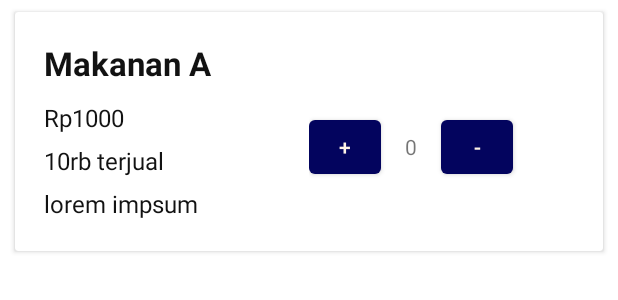
After one commit to leoniantoinette/majika, an Android app: the layout menu_item.xml on its own in the app's theme, with its tools: preview values and no code run, on a phone screen of 412 x 824 dp. The commit adds this screen. Shown: the top 300 px of the screen. Run offline under Robolectric (Android 15) with nearby library versions, the phone set to English and light mode, and no system bars; network calls fail.

Commit message:
add menu fragment, menu adapter, search and filter, responsiveness

```diff
--- a/app/src/main/java/com/example/majika/retrofit/data/DataListMenu.kt
+++ b/app/src/main/java/com/example/majika/retrofit/data/DataListMenu.kt
@@ -3,6 +3,6 @@ package com.example.majika.retrofit.data
 import com.google.gson.annotations.SerializedName
 
 data class DataListMenu (
-    @SerializedName("data") val data: List<DataMenu>,
+    @SerializedName("data") val data: ArrayList<DataMenu>,
     @SerializedName("size") val size: Int?
 )
--- a/app/src/main/java/com/example/majika/retrofit/data/DataMenu.kt
+++ b/app/src/main/java/com/example/majika/retrofit/data/DataMenu.kt
@@ -8,5 +8,6 @@ data class DataMenu (
     @SerializedName("currency") val currency: String,
     @SerializedName("price") val price: Double,
     @SerializedName("sold") val sold: Int,
-    @SerializedName("type") val type: String
-)
+    @SerializedName("type") val type: String,
+    @SerializedName("count") var count: Int,
+    )
--- /dev/null
+++ b/app/src/main/res/layout/menu_item.xml
@@ -0,0 +1,95 @@
+<?xml version="1.0" encoding="utf-8"?>
+<LinearLayout xmlns:android="http://schemas.android.com/apk/res/android"
+    android:layout_width="match_parent"
+    android:layout_height="wrap_content"
+    android:orientation="vertical">
+
+    <androidx.cardview.widget.CardView
+        android:id="@+id/cardList"
+        android:layout_width="match_parent"
+        android:layout_height="wrap_content"
+        android:layout_marginLeft="10dp"
+        android:layout_marginTop="8dp"
+        android:layout_marginRight="10dp"
+        android:layout_marginBottom="4dp">
+        <LinearLayout
+            android:layout_width="match_parent"
+            android:layout_height="wrap_content"
+            android:orientation="horizontal"
+            android:padding="16dp"
+            android:layout_marginLeft="180dp"
+            android:layout_marginTop="50dp"
+            android:layout_gravity="right">
+
+            <Button
+                android:id="@+id/incBtn"
+                android:layout_width="48dp"
+                android:layout_height="48dp"
+                android:text="+" />
+
+            <TextView
+                android:id="@+id/quantity"
+                android:layout_width="wrap_content"
+                android:layout_height="wrap_content"
+                android:paddingHorizontal="16dp"
+                android:text="0"/>
+
+            <Button
+                android:id="@+id/decBtn"
+                android:layout_width="48dp"
+                android:layout_height="48dp"
+                android:text="-" />
+        </LinearLayout>
+        <LinearLayout
+            android:layout_width="match_parent"
+            android:layout_height="wrap_content"
+            android:orientation="vertical"
+            android:padding="16dp">
+
+            <TextView
+                android:id="@+id/namaMakanan"
+                android:layout_width="match_parent"
+                android:layout_height="40dp"
+                android:padding="3dp"
+                android:text="Makanan A"
+                android:textAppearance="?android:attr/textAppearanceLarge"
+                android:textColor="#121212"
+                android:textStyle="bold" />
+
+            <TextView
+                android:id="@+id/price"
+                android:layout_width="match_parent"
+                android:layout_height="wrap_content"
+                android:padding="3dp"
+                android:text="Rp1000"
+                android:textAppearance="?android:attr/textAppearanceMedium"
+                android:textColor="#121212"
+                android:textSize="16sp" />
+
+            <TextView
+                android:id="@+id/sold"
+                android:layout_width="match_parent"
+                android:layout_height="wrap_content"
+                android:padding="3dp"
+                android:text="10rb terjual"
+                android:textAppearance="?android:attr/textAppearanceMedium"
+                android:textColor="#121212"
+                android:textSize="16sp" />
+
+
+            <TextView
+                android:id="@+id/description"
+                android:layout_width="match_parent"
+                android:layout_height="30dp"
+                android:padding="3dp"
+                android:text="lorem impsum"
+                android:textAppearance="?android:attr/textAppearanceMedium"
+                android:textColor="#121212"
+                android:textSize="16sp" />
+
+        </LinearLayout>
+
+
+
+    </androidx.cardview.widget.CardView>
+</LinearLayout>
```
Also changed, not shown: app/src/main/java/com/example/majika/adapter/MenuAdapter.kt (added, +134 -0 lines), app/src/main/java/com/example/majika/fragment/Menu.kt (+160 -0 lines), app/src/main/res/layout-land/fragment_menu.xml (added, +65 -0 lines), app/src/main/res/layout/fragment_menu.xml (+31 -0 lines).
